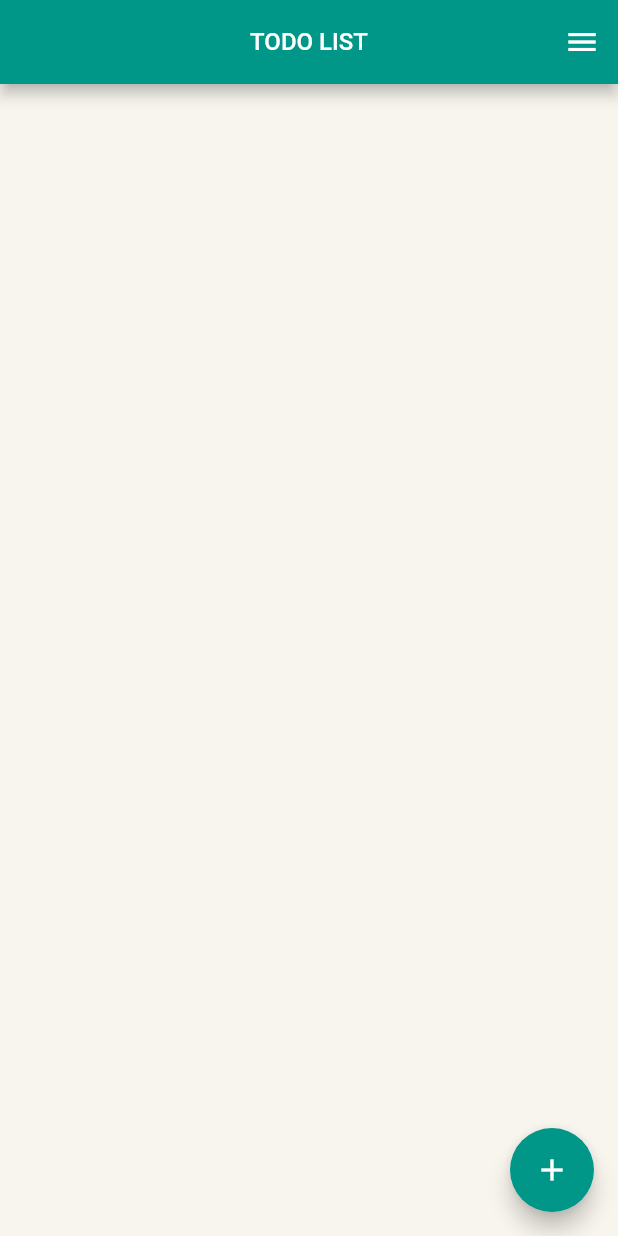
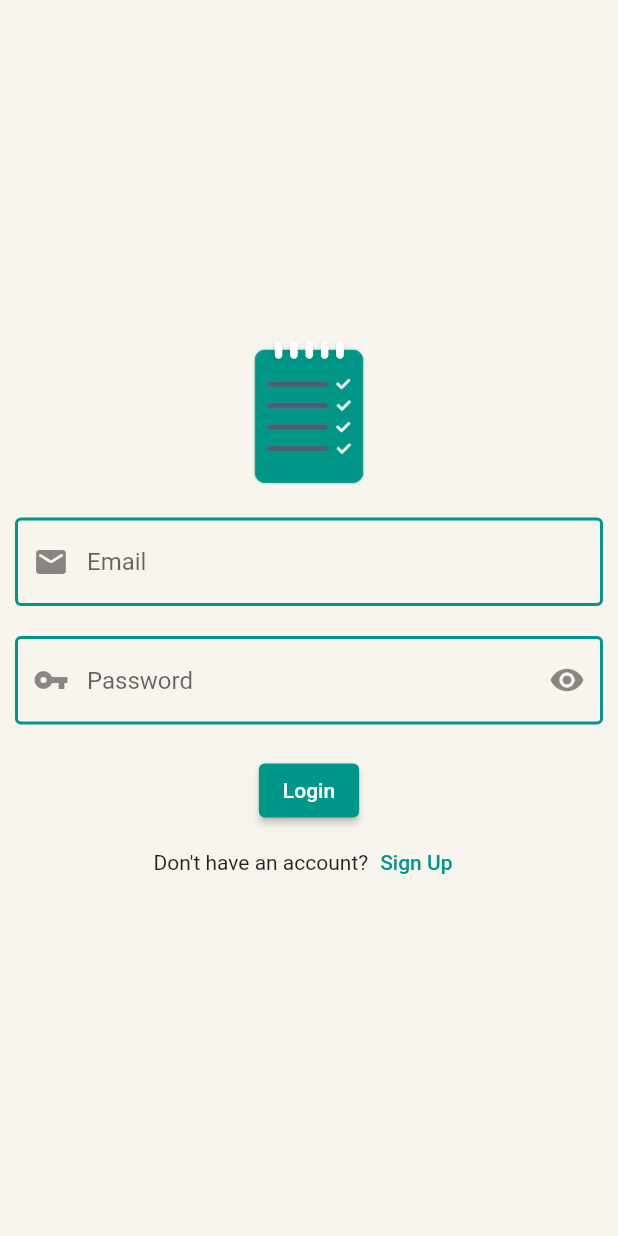
Before and after one commit to MuhammedAmjadK/to_do, a Flutter app: the screen it shows after launch, on a phone screen of 412 x 824 dp. Run offline on Flutter 3.47's test engine with Material 2 defaults, Android fonts, the phone set to English and light mode, and no system bars; drawn by our look-alikes of grouped_list; our stand-ins replace cloud_firestore, firebase_auth, firebase_core, flutter_slidable; accounts and stored records are empty.

Commit message:
ToDo App Completed

```diff
--- a/lib/Functions/db_functions.dart
+++ b/lib/Functions/db_functions.dart
@@ -5,7 +5,7 @@ import 'package:to_do/Model/todo_item_model.dart';
 import 'package:to_do/Parameters/common_parameters.dart';
 
 class Database extends ChangeNotifier {
-  final reference = FirebaseFirestore.instance.collection('todo');
+  final reference = FirebaseFirestore.instance.collection(userID!);
 
   createTodo(ToDoItem todo, BuildContext context) async {
     final doc = reference.doc();
--- a/lib/Screens/home_screen.dart
+++ b/lib/Screens/home_screen.dart
@@ -5,6 +5,7 @@ import 'package:to_do/Functions/create_todo.dart';
 import 'package:to_do/Functions/db_functions.dart';
 import 'package:to_do/Model/todo_item_model.dart';
 import 'package:to_do/Parameters/common_parameters.dart';
+import 'package:to_do/Widgets/drawer_widget.dart';
 import 'package:to_do/Widgets/todo_item_widget.dart';
 
 class HomeScreen extends StatelessWidget {
@@ -21,13 +22,8 @@ class HomeScreen extends StatelessWidget {
           style: TextStyle(fontSize: 16),
         ),
         centerTitle: true,
-        actions: [
-          IconButton(
-            onPressed: () {},
-            icon: const Icon(Icons.menu),
-          )
-        ],
       ),
+      endDrawer: const DrawerWidget(),
       body: ValueListenableBuilder(
           valueListenable: itemListNotifier,
           builder: (BuildContext context, List<ToDoItem> item, _) {
--- /dev/null
+++ b/lib/Screens/login_screen.dart
@@ -0,0 +1,138 @@
+import 'package:flutter/material.dart';
+import 'package:to_do/Functions/user_signin_and%20_signout.dart';
+import 'package:to_do/Parameters/common_parameters.dart';
+import 'package:to_do/Screens/signup_screen.dart';
+import 'package:to_do/Widgets/custom_textfield.dart';
+
+class LoginScreen extends StatefulWidget {
+  const LoginScreen({Key? key}) : super(key: key);
+
+  @override
+  State<LoginScreen> createState() => _LoginScreenState();
+}
+
+class _LoginScreenState extends State<LoginScreen> {
+  final _emailController = TextEditingController();
+
+  final _passwordController = TextEditingController();
+
+  bool hidePassword = true;
+  bool isLoading = false;
+
+  @override
+  Widget build(BuildContext context) {
+    return Scaffold(
+      backgroundColor: const Color(0xFFF7F5ED),
+      body: Padding(
+        padding: const EdgeInsets.all(10),
+        child: Center(
+          child: SingleChildScrollView(
+            child: Form(
+              key: loginFormkey,
+              child: Column(
+                children: [
+                  Image.asset(
+                    'assets/images/Logo dark.png',
+                    width: 100,
+                    height: 100,
+                    fit: BoxFit.contain,
+                  ),
+                  const SizedBox(height: 20),
+                  CustomTextField(
+                    controller: _emailController,
+                    prefix: const Icon(Icons.mail_rounded),
+                    hintText: 'Email',
+                    validator: (value) {
+                      if (emailError == null) {
+                        if (RegExp(
+                                r"^[a-zA-Z0-9.a-zA-Z0-9.!#$%&'*^_`{|}~]+@[a-zA-Z0-9]+\.[a-zA-Z]+")
+                            .hasMatch(value!)) {
+                          return null;
+                        } else {
+                          return 'Enter valid email';
+                        }
+                      } else {
+                        return emailError;
+                      }
+                    },
+                  ),
+                  const SizedBox(height: 20),
+                  CustomTextField(
+                    controller: _passwordController,
+                    obscureText: hidePassword,
+                    suffix: IconButton(
+                      onPressed: () {
+                        setState(() {
+                          hidePassword = !hidePassword;
+                        });
+                      },
+                      icon: Icon(hidePassword
+                          ? Icons.visibility
+                          : Icons.visibility_off),
+                    ),
+                    prefix: const Icon(Icons.vpn_key),
+                    hintText: 'Password',
+                    validator: (value) {
+                      if (passWordError == null) {
+                        if (value!.trim().isEmpty) {
+                          return 'Enter password';
+                        } else if (value.trim().length < 8) {
+                          return 'Enter a valid password (Min. 8 characters)';
+                        } else {
+                          return null;
+                        }
+                      } else {
+                        return passWordError;
+                      }
+                    },
+                  ),
+                  const SizedBox(height: 20),
+                  ElevatedButton(
+                    onPressed: () async {
+                      passWordError = null;
+                      emailError = null;
+
+                      if (loginFormkey.currentState!.validate()) {
+                        setState(() {
+                          isLoading = true;
+                        });
+
+                        await loginUser(_emailController.text,
+                            _passwordController.text, context);
+                        setState(() {
+                          isLoading = false;
+                        });
+                      }
+                    },
+                    child: isLoading
+                        ? const Padding(
+                            padding: EdgeInsets.all(8),
+                            child: CircularProgressIndicator(
+                              color: Colors.white,
+                            ),
+                          )
+                        : const Text("Login"),
+                  ),
+                  Row(
+                    mainAxisAlignment: MainAxisAlignment.center,
+                    children: [
+                      const Text("Don't have an account?"),
+                      TextButton(
+                          onPressed: () {
+                            Navigator.push(
+                                context,
+                                MaterialPageRoute(
+                                    builder: ((ctx) => SignUpScreen())));
+                          },
+                          child: const Text('Sign Up')),
+                    ],
+                  )
+                ],
+              ),
+            ),
+          ),
+        ),
+      ),
+    );
+  }
+}
--- /dev/null
+++ b/lib/Widgets/custom_textfield.dart
@@ -0,0 +1,47 @@
+import 'package:flutter/material.dart';
+
+class CustomTextField extends StatelessWidget {
+  const CustomTextField({
+    Key? key,
+    required this.hintText,
+    this.validator,
+    this.controller,
+    this.prefix,
+    this.suffix,
+    this.obscureText = false,
+  }) : super(key: key);
+
+  final String hintText;
+  final String? Function(String?)? validator;
+  final TextEditingController? controller;
+  final Widget? prefix;
+  final Widget? suffix;
+  final bool obscureText;
+
+  @override
+  Widget build(BuildContext context) {
+    return TextFormField(
+      controller: controller,
+      obscureText: obscureText,
+      decoration: InputDecoration(
+        prefixIcon: prefix,
+        suffixIcon: suffix,
+        hintText: hintText,
+        enabledBorder: border(Colors.teal),
+        focusedBorder: border(Colors.teal),
+        errorBorder: border(Colors.red),
+        focusedErrorBorder: border(Colors.red),
+      ),
+      validator: validator,
+    );
+  }
+}
+
+OutlineInputBorder border(Color color) {
+  return OutlineInputBorder(
+    borderSide: BorderSide(
+      width: 2,
+      color: color,
+    ),
+  );
+}
--- a/lib/main.dart
+++ b/lib/main.dart
@@ -1,6 +1,6 @@
 import 'package:firebase_core/firebase_core.dart';
 import 'package:flutter/material.dart';
-import 'package:to_do/Screens/home_screen.dart';
+import 'package:to_do/Screens/splash_screen.dart';
 
 Future<void> main() async {
   WidgetsFlutterBinding.ensureInitialized();
@@ -12,7 +12,6 @@ Future<void> main() async {
 class MyApp extends StatelessWidget {
   const MyApp({Key? key}) : super(key: key);
 
-  // This widget is the root of your application.
   @override
   Widget build(BuildContext context) {
     return MaterialApp(
@@ -20,7 +19,7 @@ class MyApp extends StatelessWidget {
       theme: ThemeData(
         primarySwatch: Colors.teal,
       ),
-      home: const HomeScreen(),
+      home: const SplashScreen(),
     );
   }
 }
--- a/pubspec.yaml
+++ b/pubspec.yaml
@@ -39,6 +39,7 @@ dependencies:
   flutter_slidable: ^0.6.0
   firebase_core: ^1.14.1
   cloud_firestore: ^3.1.12
+  firebase_auth: ^3.3.14
   json_annotation: ^4.4.0
 
 dev_dependencies:
@@ -66,8 +67,8 @@ flutter:
   uses-material-design: true
 
   # To add assets to your application, add an assets section, like this:
-  # assets:
-  #   - images/a_dot_burr.jpeg
+  assets:
+    - assets/images/
   #   - images/a_dot_ham.jpeg
 
   # An image asset can refer to one or more resolution-specific "variants", see
```
Also changed, not shown: lib/Functions/user_signin_and _signout.dart (added, +107 -0 lines), lib/Model/user_model.dart (added, +20 -0 lines), lib/Parameters/common_parameters.dart (+9 -0 lines), lib/Screens/signup_screen.dart (added, +159 -0 lines), lib/Screens/splash_screen.dart (added, +34 -0 lines), lib/Widgets/drawer_widget.dart (added, +57 -0 lines), assets/images/Logo dark.png (added), assets/images/Logo.png (added), lib/Model/user_model.g.dart (added), pubspec.lock.
